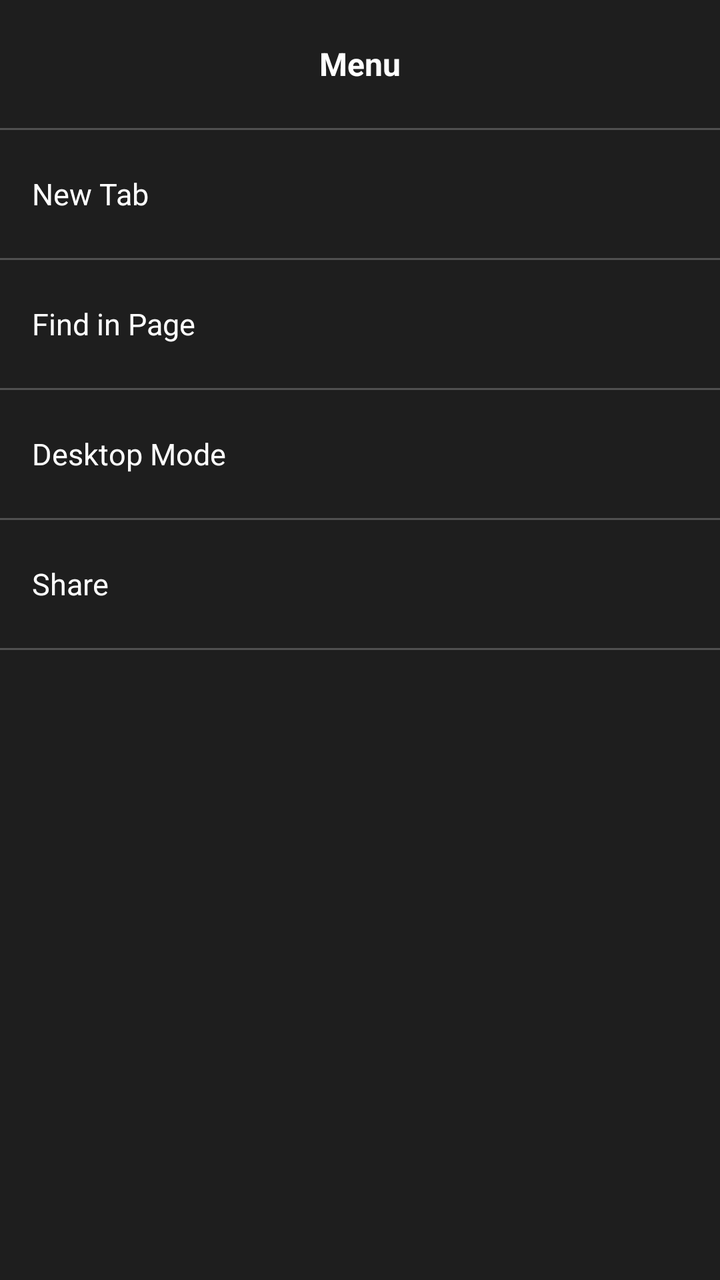
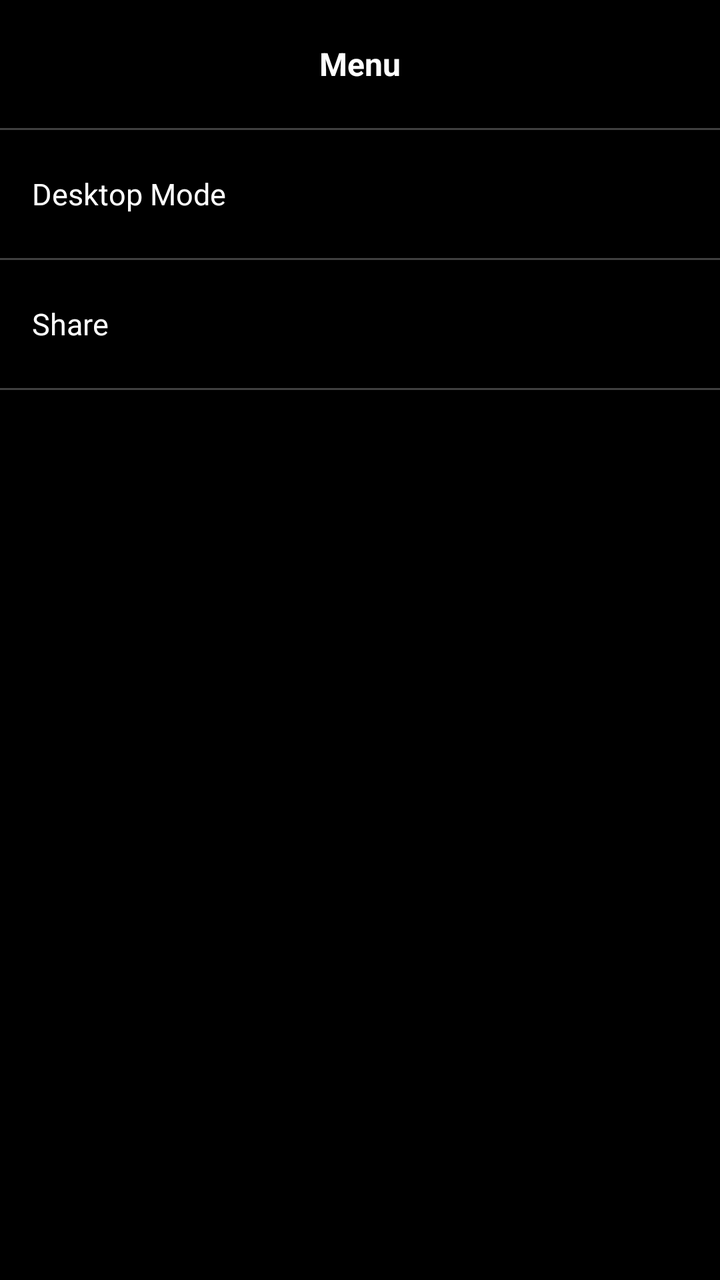

An Android layout rendered at two revisions. The XML below is the earlier revision; the diff shows what the commit changed to produce the second picture.
<!-- AndroidManifest.xml: application theme Theme.GeckoBrowser -->
<!-- res/layout/activity_bottom_sheet_menu.xml -->
<?xml version="1.0" encoding="utf-8"?>
<ScrollView xmlns:android="http://schemas.android.com/apk/res/android"
    android:layout_width="match_parent"
    android:layout_height="match_parent"
    android:background="#FF1E1E1E"
    android:fillViewport="true">

    <LinearLayout
        android:layout_width="match_parent"
        android:layout_height="wrap_content"
        android:orientation="vertical">

        <TextView
            android:id="@+id/sheetTitle"
            android:layout_width="match_parent"
            android:layout_height="64dp"
            android:gravity="center"
            android:text="@string/more_menu_title"
            android:textColor="@color/text_primary"
            android:textSize="16sp"
            android:textStyle="bold" />

        <View
            android:layout_width="match_parent"
            android:layout_height="1dp"
            android:background="@color/divider" />

        <TextView
            android:id="@+id/sheetNewTab"
            android:layout_width="match_parent"
            android:layout_height="64dp"
            android:background="?android:attr/selectableItemBackground"
            android:gravity="center_vertical"
            android:paddingHorizontal="16dp"
            android:text="@string/menu_new_tab"
            android:textColor="@color/text_primary"
            android:textSize="15sp" />

        <View
            android:layout_width="match_parent"
            android:layout_height="1dp"
            android:background="@color/divider" />

        <TextView
            android:id="@+id/sheetFindInPage"
            android:layout_width="match_parent"
            android:layout_height="64dp"
            android:background="?android:attr/selectableItemBackground"
            android:gravity="center_vertical"
            android:paddingHorizontal="16dp"
            android:text="@string/menu_find_in_page"
            android:textColor="@color/text_primary"
            android:textSize="15sp" />

        <View
            android:layout_width="match_parent"
            android:layout_height="1dp"
            android:background="@color/divider" />

        <TextView
            android:id="@+id/sheetDesktopMode"
            android:layout_width="match_parent"
            android:layout_height="64dp"
            android:background="?android:attr/selectableItemBackground"
            android:gravity="center_vertical"
            android:paddingHorizontal="16dp"
            android:text="@string/menu_desktop_mode"
            android:textColor="@color/text_primary"
            android:textSize="15sp" />

        <View
            android:layout_width="match_parent"
            android:layout_height="1dp"
            android:background="@color/divider" />

        <TextView
            android:id="@+id/sheetShare"
            android:layout_width="match_parent"
            android:layout_height="64dp"
            android:background="?android:attr/selectableItemBackground"
            android:gravity="center_vertical"
            android:paddingHorizontal="16dp"
            android:text="@string/menu_share"
            android:textColor="@color/text_primary"
            android:textSize="15sp" />

        <View
            android:layout_width="match_parent"
            android:layout_height="1dp"
            android:background="@color/divider" />

    </LinearLayout>
</ScrollView>
<!-- resources referenced by this layout -->
<resources>
  <color name="divider">#80808080</color>
  <color name="text_primary">@android:color/white</color>
  <string name="menu_desktop_mode">Desktop Mode</string>
  <string name="menu_find_in_page">Find in Page</string>
  <string name="menu_new_tab">New Tab</string>
  <string name="menu_share">Share</string>
  <string name="more_menu_title">Menu</string>
  <style name="Theme.GeckoBrowser" parent="Theme.AppCompat.NoActionBar">
          <item name="android:windowNoTitle">true</item>
          <item name="android:windowFullscreen">false</item>
          <item name="android:statusBarColor">@android:color/black</item>
          <item name="android:navigationBarColor">@android:color/black</item>
          <item name="android:windowBackground">@color/bg</item>
      </style>
  <color name="bg">@android:color/black</color>
</resources>

<!-- the commit's change to res/layout/activity_bottom_sheet_menu.xml (unified diff, before → after) -->
@@ -2,7 +2,7 @@
 <ScrollView xmlns:android="http://schemas.android.com/apk/res/android"
     android:layout_width="match_parent"
     android:layout_height="match_parent"
-    android:background="#FF1E1E1E"
+    android:background="@android:color/black"
     android:fillViewport="true">
 
     <LinearLayout
@@ -19,38 +19,6 @@
             android:textColor="@color/text_primary"
             android:textSize="16sp"
             android:textStyle="bold" />
-
-        <View
-            android:layout_width="match_parent"
-            android:layout_height="1dp"
-            android:background="@color/divider" />
-
-        <TextView
-            android:id="@+id/sheetNewTab"
-            android:layout_width="match_parent"
-            android:layout_height="64dp"
-            android:background="?android:attr/selectableItemBackground"
-            android:gravity="center_vertical"
-            android:paddingHorizontal="16dp"
-            android:text="@string/menu_new_tab"
-            android:textColor="@color/text_primary"
-            android:textSize="15sp" />
-
-        <View
-            android:layout_width="match_parent"
-            android:layout_height="1dp"
-            android:background="@color/divider" />
-
-        <TextView
-            android:id="@+id/sheetFindInPage"
-            android:layout_width="match_parent"
-            android:layout_height="64dp"
-            android:background="?android:attr/selectableItemBackground"
-            android:gravity="center_vertical"
-            android:paddingHorizontal="16dp"
-            android:text="@string/menu_find_in_page"
-            android:textColor="@color/text_primary"
-            android:textSize="15sp" />
 
         <View
             android:layout_width="match_parent"
<!-- resource entries referenced after the edit -->
@@ -3,8 +3,6 @@
   <color name="divider">#80808080</color>
   <color name="text_primary">@android:color/white</color>
   <string name="menu_desktop_mode">Desktop Mode</string>
-  <string name="menu_find_in_page">Find in Page</string>
-  <string name="menu_new_tab">New Tab</string>
   <string name="menu_share">Share</string>
   <string name="more_menu_title">Menu</string>
   <style name="Theme.GeckoBrowser" parent="Theme.AppCompat.NoActionBar">
